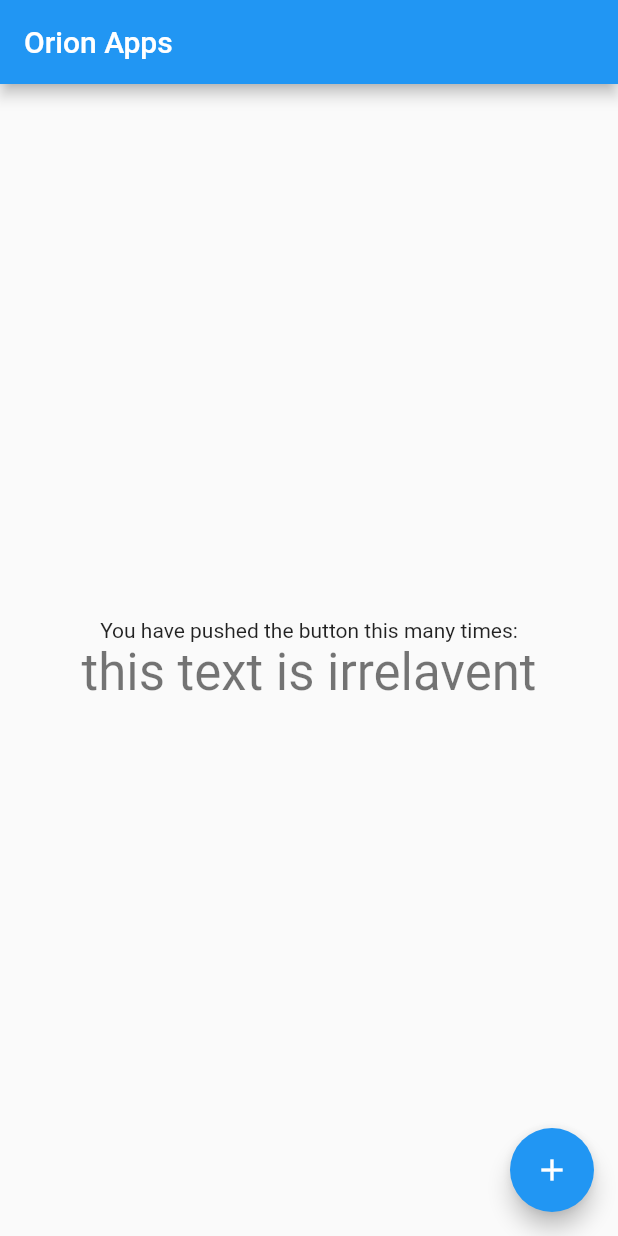
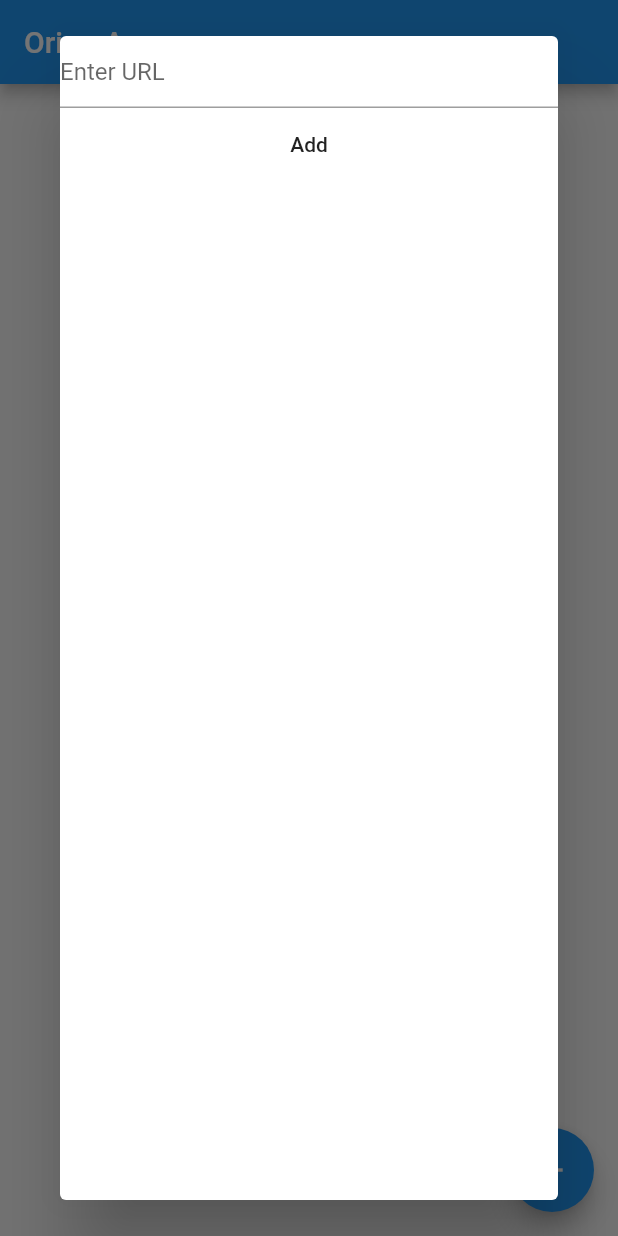
Before and after one commit to HarshaMatta/orion, a Flutter app: the screen it shows after launch, after a tap on the "add" icon, on a phone screen of 412 x 824 dp. Run offline on Flutter 3.47's test engine with Material 2 defaults, Android fonts, the phone set to English and light mode, and no system bars.

```diff
--- a/lib/OrionHomePage.dart
+++ b/lib/OrionHomePage.dart
@@ -1,4 +1,5 @@
 import 'package:flutter/material.dart';
+import 'package:orion/Tile.dart';
 
 class OrionHomePage extends StatefulWidget {
   OrionHomePage({Key key, this.title}) : super(key: key);
@@ -10,12 +11,44 @@ class OrionHomePage extends StatefulWidget {
 
 class OrionHomePageState extends State<OrionHomePage> {
 
-  void createInputPopUp() {
+  TextEditingController _c;
+  String currentUrl = "Test";
+  var tiles = new List<Tile>();
+
+  void onSaveButton() {
     setState(() {
-
+      currentUrl = _c.text;
+      Tile tile = new Tile();
+      tile.name = _c.text;
+      tiles.add(tile);
     });
+    Navigator.pop(context);
   }
 
+  void createInputPopUp() {
+    var popDialog = new Dialog(
+      child: new Column(
+          children: <Widget>[
+            new TextField(
+                decoration: new InputDecoration(hintText: "Enter URL"),
+                controller: _c),
+            new FlatButton(
+              child: new Text("Add"),
+              onPressed: onSaveButton,
+            )
+          ]
+      ),
+    );
+
+    showDialog(child: popDialog, context: context);
+  }
+
+  @override
+  void initState() {
+    _c = new TextEditingController();
+    currentUrl = "EMPTY";
+    super.initState();
+  }
 
   @override
   Widget build(BuildContext context) {
@@ -28,11 +61,10 @@ class OrionHomePageState extends State<OrionHomePage> {
           mainAxisAlignment: MainAxisAlignment.center,
           children: <Widget>[
             Text(
-              'You have pushed the button this many times:',
+              'Entered URL :',
             ),
             Text(
-              'this text is irrelavent',
-              style: Theme.of(context).textTheme.headline4,
+              currentUrl,
             ),
           ],
         ),
@@ -42,7 +74,7 @@ class OrionHomePageState extends State<OrionHomePage> {
         tooltip:  'ShowDialog',
         child: Icon(Icons.add),
       ),
-        // child: Icon(Icons.add), // This trailing comma makes auto-formatting nicer for build methods.
+      // child: Icon(Icons.add), // This trailing comma makes auto-formatting nicer for build methods.
     );
   }
 }
--- /dev/null
+++ b/lib/Tile.dart
@@ -0,0 +1,3 @@
+class Tile {
+  String name;
+}
```
